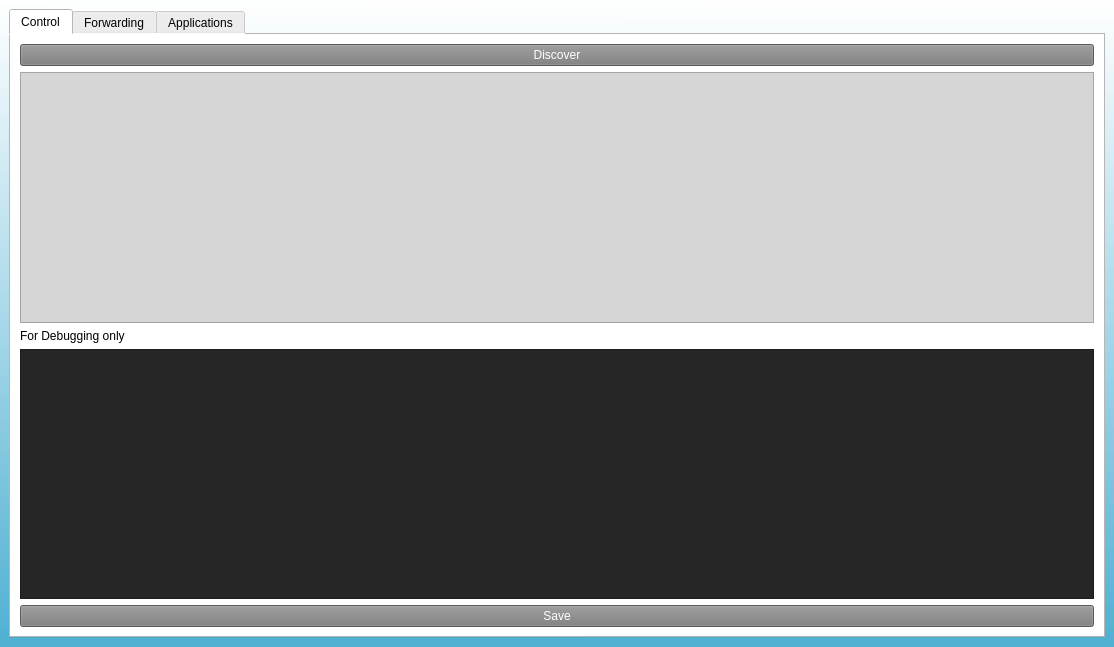
Old version of the form SomoServer/gui.ui in the repository p-sanches/somabits.
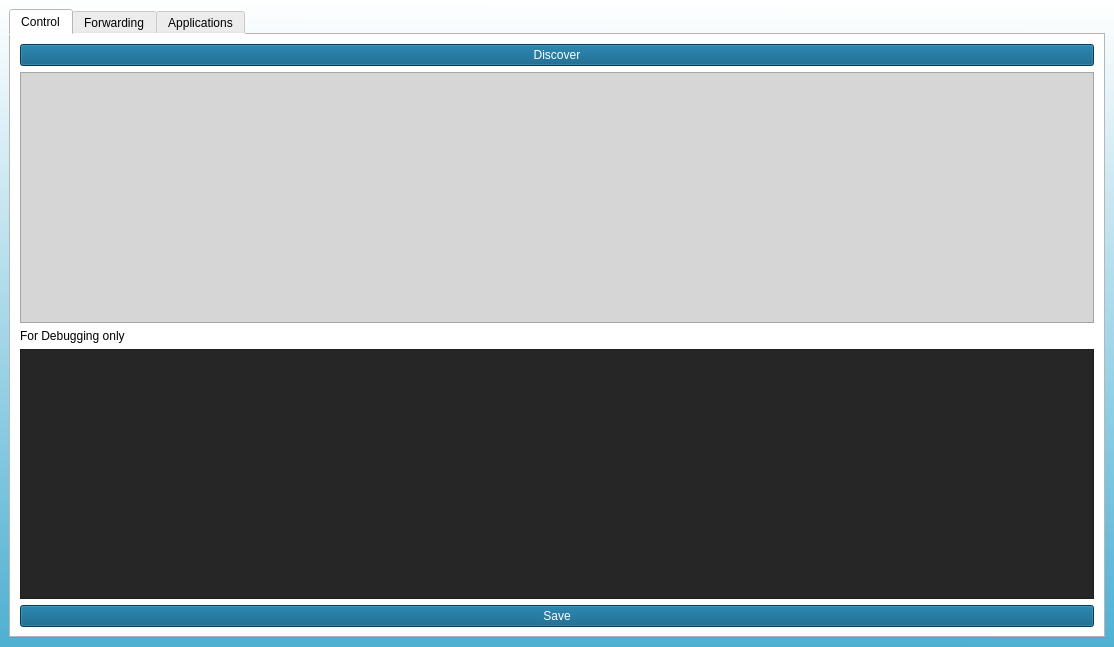
New version of the form. The open tabs and pages were chosen to show the change. Icons and pictures are not drawn.

Patch:
```diff
--- a/SomoServer/gui.ui
+++ b/SomoServer/gui.ui
@@ -489,6 +489,7 @@
          <widget class="QPushButton" name="save_button">
           <property name="styleSheet">
            <string notr="true">background-color: rgb(124, 124, 124);
+background-color: rgb(0, 85, 127);
 color: rgb(255, 255, 255);</string>
           </property>
           <property name="text">
@@ -546,8 +547,7 @@
         <item row="0" column="0" rowspan="2">
          <widget class="QPushButton" name="discover_button">
           <property name="styleSheet">
-           <string notr="true">background-color: rgb(124, 124, 124);
-
+           <string notr="true">background-color: rgb(0, 85, 127);
 color: rgb(255, 255, 255);
 </string>
           </property>
```
Left out of the diff: 6 changed lines with no effect on the pictures.
